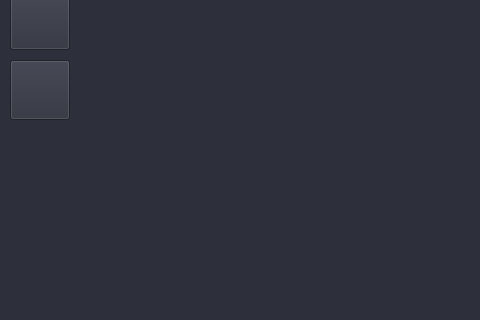
Qt form mainwindow.ui (GremSnoort/RexPhotoshop2017) before a commit; both pictures show x 0 to 480 and y 156 to 476 of the 1168 by 961 pixel window.
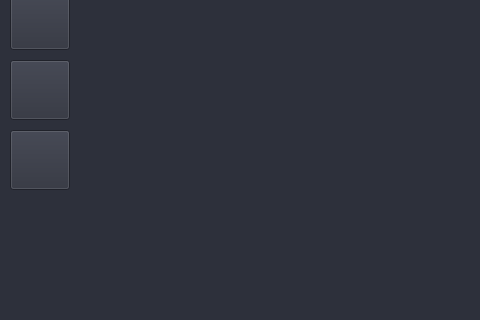
The same form after that commit.

Commit message: draw rect

What changed in the file:
```diff
--- a/mainwindow.ui
+++ b/mainwindow.ui
@@ -229,6 +229,31 @@
     </property>
     <layout class="QGridLayout" name="gridLayout"/>
    </widget>
+   <widget class="QPushButton" name="pushButton_Rect">
+    <property name="geometry">
+     <rect>
+      <x>10</x>
+      <y>250</y>
+      <width>60</width>
+      <height>60</height>
+     </rect>
+    </property>
+    <property name="minimumSize">
+     <size>
+      <width>60</width>
+      <height>60</height>
+     </size>
+    </property>
+    <property name="maximumSize">
+     <size>
+      <width>60</width>
+      <height>60</height>
+     </size>
+    </property>
+    <property name="text">
+     <string/>
+    </property>
+   </widget>
   </widget>
   <widget class="QMenuBar" name="menuBar">
    <property name="geometry">
```
The commit also changes 7 other files.
